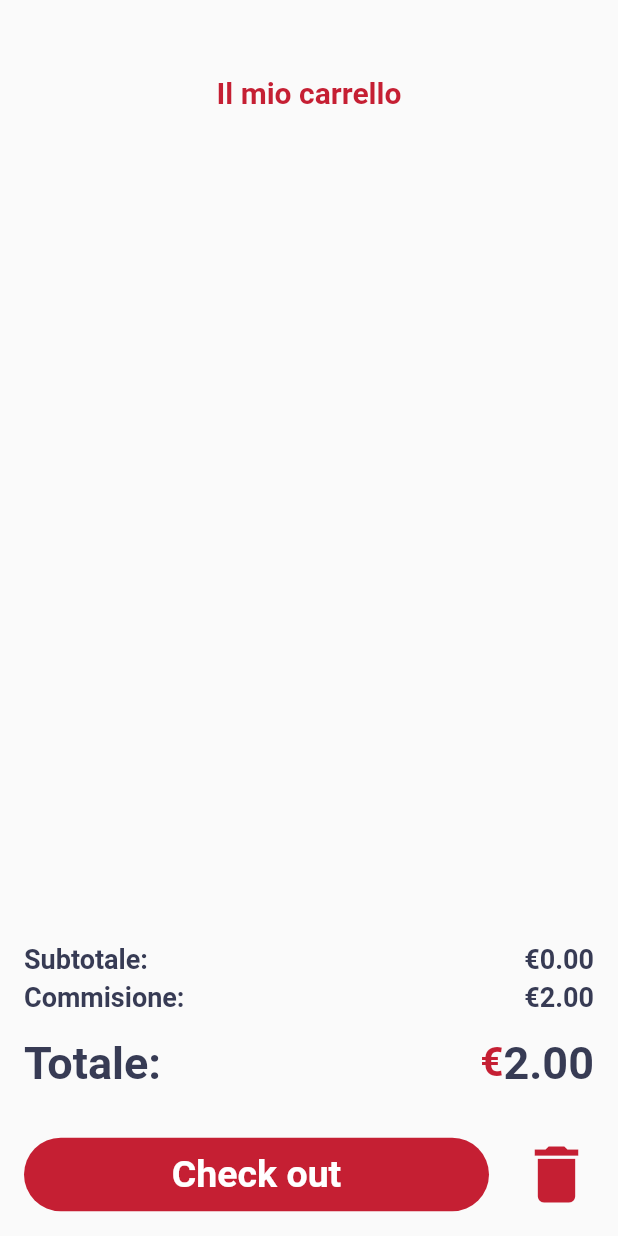
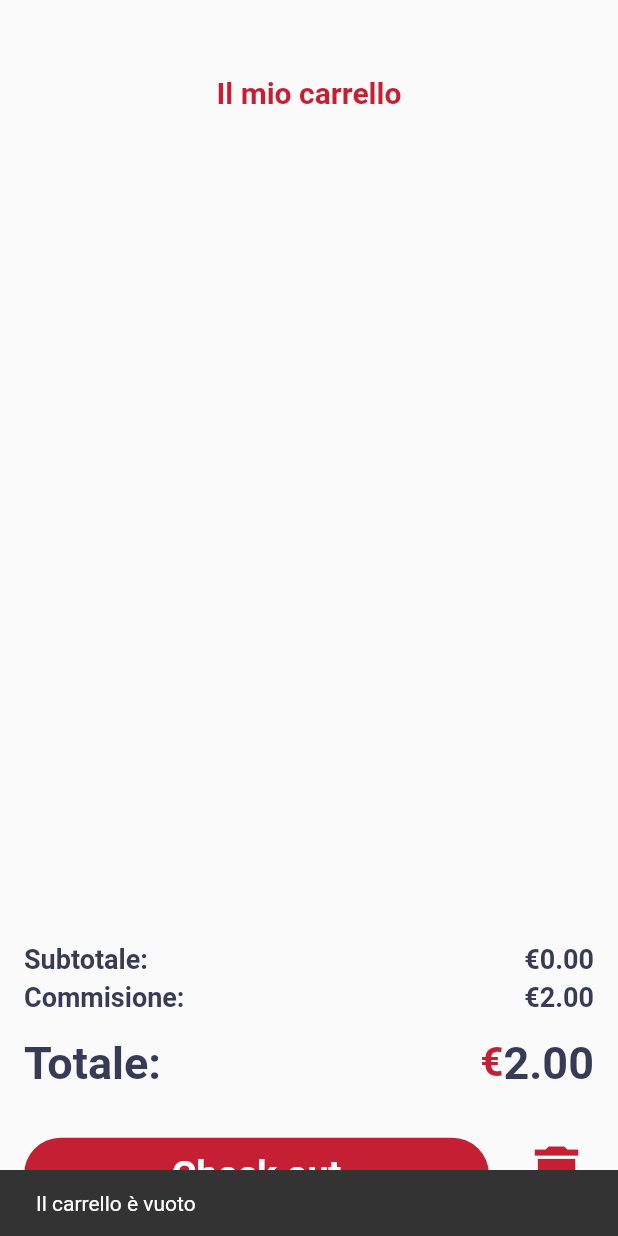
Before and after one commit to luigiciuf/UniFood_Flutter, a Flutter app: the Carrello screen opened directly with empty values, after a tap on "Check out", on a phone screen of 412 x 824 dp. Run offline on Flutter 3.47's test engine with Material 2 defaults, Android fonts, the phone set to English and light mode, and no system bars; our stand-ins replace firebase_core, firebase_database; accounts and stored records are empty.

Commit message:
carrello aggiunta

```diff
--- a/lib/View/Carrello.dart
+++ b/lib/View/Carrello.dart
@@ -1,10 +1,11 @@
 import 'package:flutter/material.dart';
+import 'package:unifood/Controller/DatabaseManager.dart';
 import 'package:unifood/models/Prodotto.dart';
 
 class Carrello extends StatefulWidget {
   final List<Prodotto> carrello;
-
-  Carrello({required this.carrello});
+  final DatabaseManager databaseManager;
+  Carrello({required this.carrello, required this.databaseManager});
 
   @override
   _CarrelloState createState() => _CarrelloState();
@@ -168,8 +169,21 @@ class _CarrelloState extends State<Carrello> {
                       ),
                       padding: EdgeInsets.symmetric(vertical: 10),
                     ),
-                    onPressed: () {
-                      // Action for the "Check out" button
+                    onPressed: () async {
+                      if (widget.carrello.isNotEmpty) {
+                        await widget.databaseManager.createOrder(widget.carrello); // Chiama la funzione createOrder
+                        setState(() {
+                          widget.carrello.clear(); // Svuota il carrello
+                          subtotale = 0.0; // Resetta il subtotale
+                        });
+                        ScaffoldMessenger.of(context).showSnackBar(
+                          SnackBar(content: Text('Ordine creato con successo')),
+                        );
+                      } else {
+                        ScaffoldMessenger.of(context).showSnackBar(
+                          SnackBar(content: Text('Il carrello è vuoto')),
+                        );
+                      }
                     },
                     child: Text(
                       'Check out',
--- a/lib/main.dart
+++ b/lib/main.dart
@@ -427,7 +427,7 @@ class _MyHomePageState extends State<MyHomePage> {
         onPressed: () {
           Navigator.push(
               context,
-              MaterialPageRoute( builder: (context) => Carrello(carrello: carrello)));
+              MaterialPageRoute( builder: (context) => Carrello(carrello: carrello, databaseManager: DatabaseManager(context))));
         },
       ),
       floatingActionButtonLocation: FloatingActionButtonLocation.centerDocked,
```
Also changed, not shown: lib/Controller/DatabaseManager.dart (+25 -0 lines).
